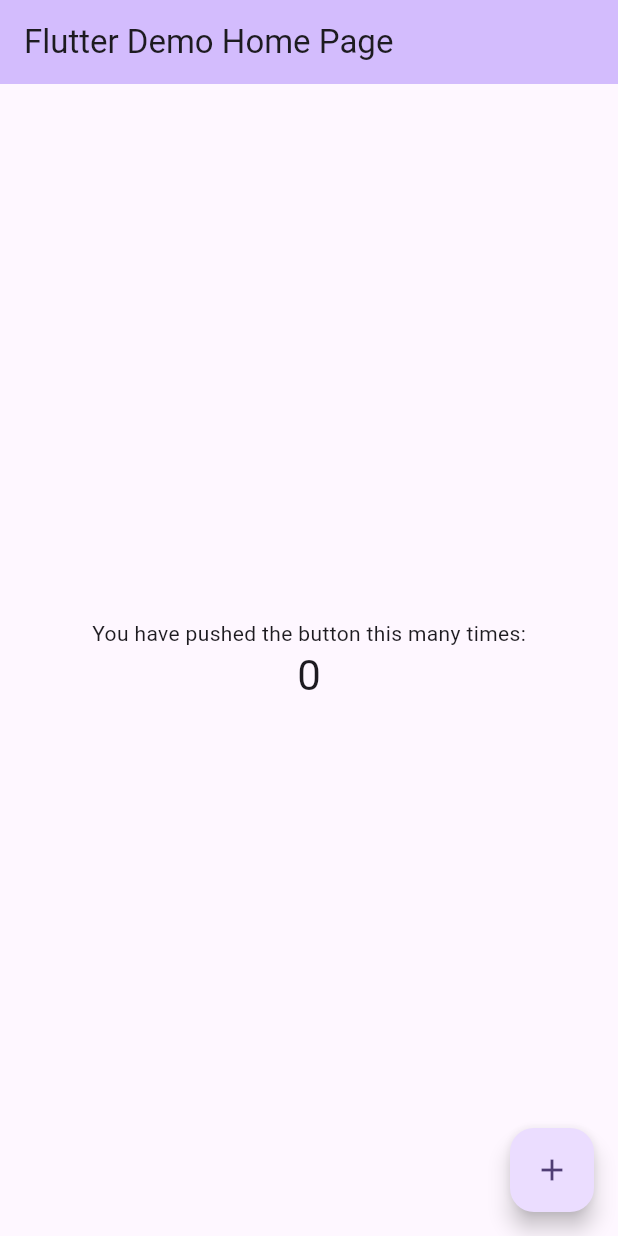
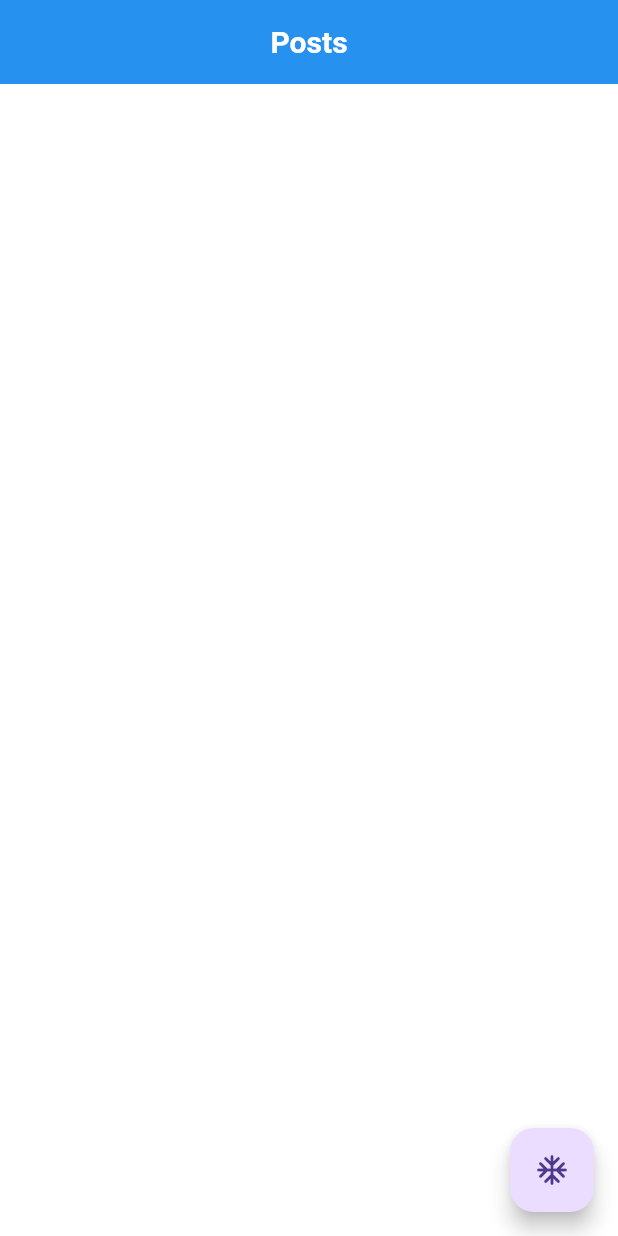
Before and after one commit to ShRudra88/project_test5, a Flutter app: the screen it shows after launch, on a phone screen of 412 x 824 dp. Run offline on Flutter 3.47's test engine with Material 3 defaults, Android fonts, the light colour scheme and no system bars; our stand-ins replace get.

Commit message:
updated themedata and simple homescreen design

```diff
--- /dev/null
+++ b/lib/app_theme.dart
@@ -0,0 +1,66 @@
+import 'package:flutter/material.dart';
+
+// themes for all the common things used in the app
+
+
+class AppTheme {
+  static ThemeData get lightTheme {
+    return ThemeData(
+      brightness: Brightness.light,
+      primarySwatch: Colors.blue,
+      scaffoldBackgroundColor: Colors.white,
+
+      // AppBar Theme
+      appBarTheme: const AppBarTheme(
+        backgroundColor: Colors.blue,
+        foregroundColor: Colors.white,
+        elevation: 2,
+        centerTitle: true,
+        titleTextStyle: TextStyle(
+          fontSize: 20,
+          fontWeight: FontWeight.w600,
+          color: Colors.white,
+        ),
+      ),
+
+      // Button Themes
+      elevatedButtonTheme: ElevatedButtonThemeData(
+        style: ElevatedButton.styleFrom(
+          foregroundColor: Colors.white,
+          backgroundColor: Colors.blue,
+          padding: const EdgeInsets.symmetric(horizontal: 24, vertical: 12),
+          shape: RoundedRectangleBorder(
+            borderRadius: BorderRadius.circular(8),
+          ),
+        ),
+      ),
+      textButtonTheme: TextButtonThemeData(
+        style: TextButton.styleFrom(
+          foregroundColor: Colors.blue,
+        ),
+      ),
+
+      // Input Fields (TextFormField)
+      inputDecorationTheme: InputDecorationTheme(
+        border: OutlineInputBorder(
+          borderRadius: BorderRadius.circular(8),
+        ),
+        focusedBorder: OutlineInputBorder(
+          borderRadius: BorderRadius.circular(8),
+          borderSide: const BorderSide(color: Colors.blue),
+        ),
+        labelStyle: const TextStyle(color: Colors.black87),
+        hintStyle: const TextStyle(color: Colors.black45),
+      ),
+
+      // Text Theme
+      textTheme: const TextTheme(
+        bodyMedium: TextStyle(fontSize: 16),
+        titleLarge: TextStyle(fontSize: 20, fontWeight: FontWeight.bold),
+      ),
+
+      // Icon Theme
+      iconTheme: const IconThemeData(color: Colors.blue, size: 24),
+    );
+  }
+}
--- a/lib/main.dart
+++ b/lib/main.dart
@@ -1,4 +1,6 @@
 import 'package:flutter/material.dart';
+import 'package:project_test5/app_theme.dart';
+import 'package:project_test5/screens/home_screen.dart';
 
 void main() {
   runApp(const MyApp());
@@ -7,116 +9,13 @@ void main() {
 class MyApp extends StatelessWidget {
   const MyApp({super.key});
 
-  // This widget is the root of your application.
   @override
   Widget build(BuildContext context) {
     return MaterialApp(
-      title: 'Flutter Demo',
-      theme: ThemeData(
-        // This is the theme of your application.
-        //
-        // TRY THIS: Try running your application with "flutter run". You'll see
-        // the application has a purple toolbar. Then, without quitting the app,
-        // try changing the seedColor in the colorScheme below to Colors.green
-        // and then invoke "hot reload" (save your changes or press the "hot
-        // reload" button in a Flutter-supported IDE, or press "r" if you used
-        // the command line to start the app).
-        //
-        // Notice that the counter didn't reset back to zero; the application
-        // state is not lost during the reload. To reset the state, use hot
-        // restart instead.
-        //
-        // This works for code too, not just values: Most code changes can be
-        // tested with just a hot reload.
-        colorScheme: ColorScheme.fromSeed(seedColor: Colors.deepPurple),
-      ),
-      home: const MyHomePage(title: 'Flutter Demo Home Page'),
+      debugShowCheckedModeBanner: false,
+      title: 'Flutter CRUD app',
+      theme: AppTheme.lightTheme,  // the common theme
+      home: HomeScreen(),
     );
   }
 }
-
-class MyHomePage extends StatefulWidget {
-  const MyHomePage({super.key, required this.title});
-
-  // This widget is the home page of your application. It is stateful, meaning
-  // that it has a State object (defined below) that contains fields that affect
-  // how it looks.
-
-  // This class is the configuration for the state. It holds the values (in this
-  // case the title) provided by the parent (in this case the App widget) and
-  // used by the build method of the State. Fields in a Widget subclass are
-  // always marked "final".
-
-  final String title;
-
-  @override
-  State<MyHomePage> createState() => _MyHomePageState();
-}
-
-class _MyHomePageState extends State<MyHomePage> {
-  int _counter = 0;
-
-  void _incrementCounter() {
-    setState(() {
-      // This call to setState tells the Flutter framework that something has
-      // changed in this State, which causes it to rerun the build method below
-      // so that the display can reflect the updated values. If we changed
-      // _counter without calling setState(), then the build method would not be
-      // called again, and so nothing would appear to happen.
-      _counter++;
-    });
-  }
-
-  @override
-  Widget build(BuildContext context) {
-    // This method is rerun every time setState is called, for instance as done
-    // by the _incrementCounter method above.
-    //
-    // The Flutter framework has been optimized to make rerunning build methods
-    // fast, so that you can just rebuild anything that needs updating rather
-    // than having to individually change instances of widgets.
-    return Scaffold(
-      appBar: AppBar(
-        // TRY THIS: Try changing the color here to a specific color (to
-        // Colors.amber, perhaps?) and trigger a hot reload to see the AppBar
-        // change color while the other colors stay the same.
-        backgroundColor: Theme.of(context).colorScheme.inversePrimary,
-        // Here we take the value from the MyHomePage object that was created by
-        // the App.build method, and use it to set our appbar title.
-        title: Text(widget.title),
-      ),
-      body: Center(
-        // Center is a layout widget. It takes a single child and positions it
-        // in the middle of the parent.
-        child: Column(
-          // Column is also a layout widget. It takes a list of children and
-          // arranges them vertically. By default, it sizes itself to fit its
-          // children horizontally, and tries to be as tall as its parent.
-          //
-          // Column has various properties to control how it sizes itself and
-          // how it positions its children. Here we use mainAxisAlignment to
-          // center the children vertically; the main axis here is the vertical
-          // axis because Columns are vertical (the cross axis would be
-          // horizontal).
-          //
-          // TRY THIS: Invoke "debug painting" (choose the "Toggle Debug Paint"
-          // action in the IDE, or press "p" in the console), to see the
-          // wireframe for each widget.
-          mainAxisAlignment: MainAxisAlignment.center,
-          children: <Widget>[
-            const Text('You have pushed the button this many times:'),
-            Text(
-              '$_counter',
-              style: Theme.of(context).textTheme.headlineMedium,
-            ),
-          ],
-        ),
-      ),
-      floatingActionButton: FloatingActionButton(
-        onPressed: _incrementCounter,
-        tooltip: 'Increment',
-        child: const Icon(Icons.add),
-      ), // This trailing comma makes auto-formatting nicer for build methods.
-    );
-  }
-}
--- /dev/null
+++ b/lib/screens/form_screen.dart
@@ -0,0 +1,13 @@
+import 'package:flutter/material.dart';
+
+class FormScreen extends StatelessWidget {
+  const FormScreen({super.key});
+
+  @override
+  Widget build(BuildContext context) {
+    return Scaffold(
+        appBar: (AppBar(title: Text("Form page"))),
+        body: Text("this is from page"),
+    );
+  }
+}
--- /dev/null
+++ b/lib/screens/home_screen.dart
@@ -0,0 +1,20 @@
+import 'package:flutter/material.dart';
+import 'package:get/get.dart';
+
+import 'form_screen.dart';
+
+class HomeScreen extends StatelessWidget {
+  const HomeScreen({super.key});
+
+  @override
+  Widget build(BuildContext context) {
+    return Scaffold(
+      appBar: AppBar(title: Text("Posts"),),
+
+      floatingActionButton: FloatingActionButton(
+        onPressed: ()=> Get.to(() => FormScreen()),
+        child: Icon(Icons.ac_unit_rounded),
+      ),
+    );
+  }
+}
--- a/pubspec.yaml
+++ b/pubspec.yaml
@@ -34,6 +34,7 @@ dependencies:
   # The following adds the Cupertino Icons font to your application.
   # Use with the CupertinoIcons class for iOS style icons.
   cupertino_icons: ^1.0.8
+  get:
 
 dev_dependencies:
   flutter_test:
```
Also changed, not shown: pubspec.lock.
